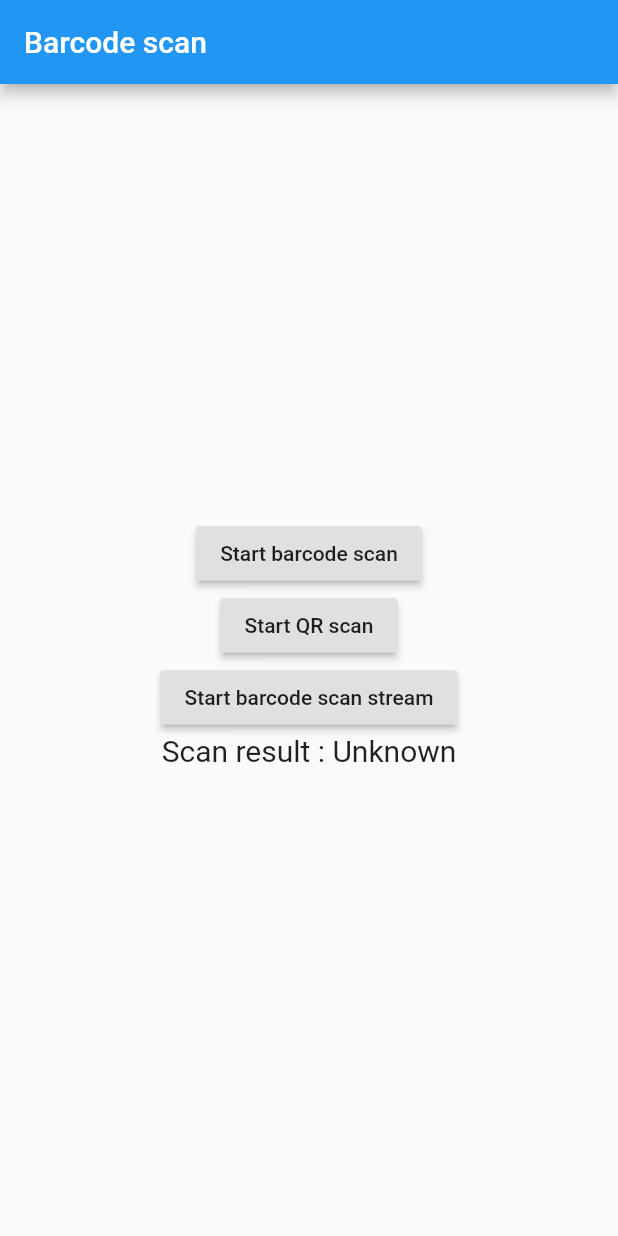
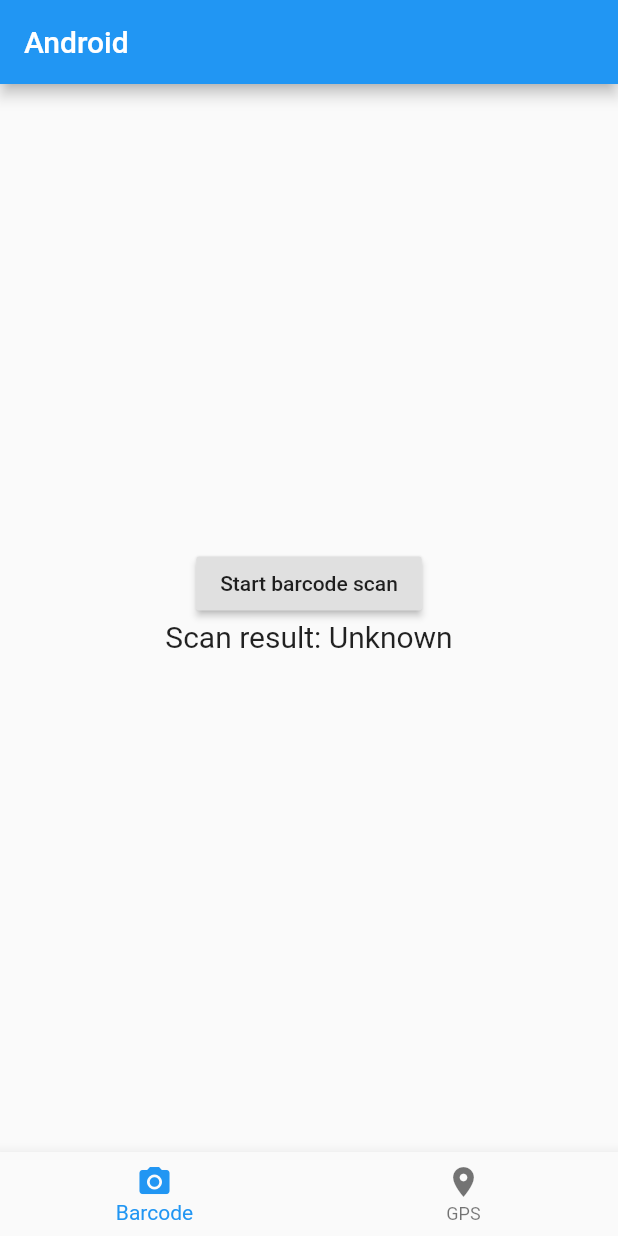
Before and after one commit to ngonhattri/flutter-demofun, a Flutter app: the screen it shows after launch, on a phone screen of 412 x 824 dp. Run offline on Flutter 3.47's test engine with Material 2 defaults, Android fonts, the phone set to English and light mode, and no system bars; our stand-ins replace geolocator; missing offline and left inert: flutter_barcode_scanner.

Commit message:
バーコードを読み込むと位置を取得するのデモ機能

```diff
--- a/lib/main.dart
+++ b/lib/main.dart
@@ -1,97 +1,113 @@
 import 'dart:async';
 
+import 'package:demofun/src/Foundation.dart';
+import 'package:demofun/src/MyHomePage.dart';
+import 'package:flutter/cupertino.dart';
 import 'package:flutter/material.dart';
 import 'package:flutter/services.dart';
 import 'package:flutter_barcode_scanner/flutter_barcode_scanner.dart';
 
 void main() => runApp(MyApp());
 
-class MyApp extends StatefulWidget {
+class MyApp extends StatelessWidget {
   @override
-  _MyAppState createState() => _MyAppState();
+  Widget build(BuildContext context) {
+    if(isIos) {
+      return CupertinoApp(
+          debugShowCheckedModeBanner: false,
+          theme: CupertinoThemeData(
+            barBackgroundColor: CupertinoColors.extraLightBackgroundGray,
+            primaryColor: CupertinoColors.destructiveRed,
+          ),
+        home: MyHomePage(
+          title: "iOS",
+        ),
+      );
+    } else {
+      return MaterialApp(
+        debugShowCheckedModeBanner: false,
+        theme: ThemeData.light(),
+        home: MyHomePage(
+          title: "Android",
+          ),
+       );
+    }
+  }
 }
 
-class _MyAppState extends State<MyApp> {
-  String _scanBarcode = 'Unknown';
 
-  @override
-  void initState() {
-    super.initState();
-  }
-
-  startBarcodeScanStream() async {
-    FlutterBarcodeScanner.getBarcodeStreamReceiver(
-        "#ff6666", "Cancel", true, ScanMode.BARCODE)
-        .listen((barcode) => print(barcode));
-  }
-
-  Future<void> scanQR() async {
-    String barcodeScanRes;
-    // Platform messages may fail, so we use a try/catch PlatformException.
-    try {
-      barcodeScanRes = await FlutterBarcodeScanner.scanBarcode(
-          "#ff6666", "Cancel", true, ScanMode.QR);
-      print(barcodeScanRes);
-    } on PlatformException {
-      barcodeScanRes = 'Failed to get platform version.';
-    }
-
-    // If the widget was removed from the tree while the asynchronous platform
-    // message was in flight, we want to discard the reply rather than calling
-    // setState to update our non-existent appearance.
-    if (!mounted) return;
-
-    setState(() {
-      _scanBarcode = barcodeScanRes;
-    });
-  }
-
-  // Platform messages are asynchronous, so we initialize in an async method.
-  Future<void> scanBarcodeNormal() async {
-    String barcodeScanRes;
-    // Platform messages may fail, so we use a try/catch PlatformException.
-    try {
-      barcodeScanRes = await FlutterBarcodeScanner.scanBarcode(
-          "#ff6666", "Cancel", true, ScanMode.BARCODE);
-      print(barcodeScanRes);
-    } on PlatformException {
-      barcodeScanRes = 'Failed to get platform version.';
-    }
-
-    // If the widget was removed from the tree while the asynchronous platform
-    // message was in flight, we want to discard the reply rather than calling
-    // setState to update our non-existent appearance.
-    if (!mounted) return;
-
-    setState(() {
-      _scanBarcode = barcodeScanRes;
-    });
-  }
-
-  @override
-  Widget build(BuildContext context) {
-    return MaterialApp(
-        home: Scaffold(
-            appBar: AppBar(title: const Text('Barcode scan')),
-            body: Builder(builder: (BuildContext context) {
-              return Container(
-                  alignment: Alignment.center,
-                  child: Flex(
-                      direction: Axis.vertical,
-                      mainAxisAlignment: MainAxisAlignment.center,
-                      children: <Widget>[
-                        RaisedButton(
-                            onPressed: () => scanBarcodeNormal(),
-                            child: Text("Start barcode scan")),
-                        RaisedButton(
-                            onPressed: () => scanQR(),
-                            child: Text("Start QR scan")),
-                        RaisedButton(
-                            onPressed: () => startBarcodeScanStream(),
-                            child: Text("Start barcode scan stream")),
-                        Text('Scan result : $_scanBarcode\n',
-                            style: TextStyle(fontSize: 20))
-                      ]));
-            })));
-  }
-}
+// class _MyAppState extends State<MyApp> {
+//   String _scanBarcode = 'Unknown';
+//
+//   @override
+//   void initState() {
+//     super.initState();
+//   }
+//
+//   Future<void> scanQR() async {
+//     String barcodeScanRes;
+//     // Platform messages may fail, so we use a try/catch PlatformException.
+//     try {
+//       barcodeScanRes = await FlutterBarcodeScanner.scanBarcode(
+//           "#ff6666", "Cancel", true, ScanMode.QR);
+//       print(barcodeScanRes);
+//     } on PlatformException {
+//       barcodeScanRes = 'Failed to get platform version.';
+//     }
+//
+//     // If the widget was removed from the tree while the asynchronous platform
+//     // message was in flight, we want to discard the reply rather than calling
+//     // setState to update our non-existent appearance.
+//     if (!mounted) return;
+//
+//     setState(() {
+//       _scanBarcode = barcodeScanRes;
+//     });
+//   }
+//
+//   // Platform messages are asynchronous, so we initialize in an async method.
+//   Future<void> scanBarcodeNormal() async {
+//     String barcodeScanRes;
+//     // Platform messages may fail, so we use a try/catch PlatformException.
+//     try {
+//       barcodeScanRes = await FlutterBarcodeScanner.scanBarcode(
+//           "#ff6666", "Cancel", true, ScanMode.BARCODE);
+//       print(barcodeScanRes);
+//     } on PlatformException {
+//       barcodeScanRes = 'Failed to get platform version.';
+//     }
+//
+//     // If the widget was removed from the tree while the asynchronous platform
+//     // message was in flight, we want to discard the reply rather than calling
+//     // setState to update our non-existent appearance.
+//     if (!mounted) return;
+//
+//     setState(() {
+//       _scanBarcode = barcodeScanRes;
+//     });
+//   }
+//
+//   @override
+//   Widget build(BuildContext context) {
+//     return MaterialApp(
+//         home: Scaffold(
+//             appBar: AppBar(title: const Text('Barcode scan')),
+//             body: Builder(builder: (BuildContext context) {
+//               return Container(
+//                   alignment: Alignment.center,
+//                   child: Flex(
+//                       direction: Axis.vertical,
+//                       mainAxisAlignment: MainAxisAlignment.center,
+//                       children: <Widget>[
+//                         RaisedButton(
+//                             onPressed: () => scanBarcodeNormal(),
+//                             child: Text("Start barcode scan")),
+//                         RaisedButton(
+//                             onPressed: () => scanQR(),
+//                             child: Text("Start QR scan")),
+//                         Text('Scan result : $_scanBarcode\n',
+//                             style: TextStyle(fontSize: 20))
+//                       ]));
+//             })));
+//   }
+// }
--- /dev/null
+++ b/lib/page/BarcodePage.dart
@@ -0,0 +1,63 @@
+import 'package:demofun/src/Foundation.dart';
+import 'package:flutter/cupertino.dart';
+import 'package:flutter/material.dart';
+import 'package:flutter/services.dart';
+import 'package:flutter_barcode_scanner/flutter_barcode_scanner.dart';
+
+class BarcodePage extends StatefulWidget {
+  @override
+  _BarcodePageState createState() => _BarcodePageState();
+}
+
+class _BarcodePageState extends State<BarcodePage> {
+  String _scanBarcode = 'Unknown';
+
+  @override
+  void initState() {
+    // TODO: implement initState
+    super.initState();
+  }
+
+  Future<void> scanQR() async {
+
+  }
+
+  Future<void> scanBarcode() async {
+    String barcodeScanRes;
+    try {
+      barcodeScanRes = await FlutterBarcodeScanner.scanBarcode("#ff6666", "Cancel", true, ScanMode.BARCODE);
+      print(barcodeScanRes);
+    } on PlatformException {
+      barcodeScanRes = 'Failed to get platform version.';
+    }
+
+    if (!mounted) return;
+
+    setState(() {
+      _scanBarcode = barcodeScanRes;
+    });
+  }
+
+  @override
+  Widget build(BuildContext context) {
+    return Scaffold(
+        body: Builder(builder: (BuildContext context) {
+          return Container(
+            alignment: Alignment.center,
+            child: Flex(
+              direction: Axis.vertical,
+              mainAxisAlignment: MainAxisAlignment.center,
+              children: <Widget>[
+                RaisedButton(
+                  onPressed: () => scanBarcode(),
+                  child: Text('Start barcode scan'),
+                ),
+                Text('Scan result: $_scanBarcode\n',
+                  style: TextStyle(fontSize: 20),)
+              ],
+            ),
+          );
+        }),
+    );
+  }
+}
--- /dev/null
+++ b/lib/src/Foundation.dart
@@ -0,0 +1,4 @@
+import 'package:flutter/foundation.dart' as foundation;
+import 'package:flutter/cupertino.dart';
+
+bool get isIos => foundation.defaultTargetPlatform == TargetPlatform.iOS;
--- /dev/null
+++ b/lib/src/MyHomePage.dart
@@ -0,0 +1,75 @@
+import 'package:demofun/page/BarcodePage.dart';
+import 'package:demofun/page/GpsPage.dart';
+import 'package:flutter/cupertino.dart';
+import 'package:flutter/material.dart';
+
+import 'Foundation.dart';
+
+class MyHomePage extends StatefulWidget {
+  MyHomePage({Key key, this.title}) : super(key: key);
+
+  final String title;
+
+  @override
+  _MyHomePageState createState() => _MyHomePageState();
+}
+
+class _MyHomePageState extends State<MyHomePage> {
+  int currentTabIndex = 0;
+
+  onTapped(int index) {
+    setState(() {
+      currentTabIndex = index;
+    });
+  }
+
+  List<Widget> tabs = [
+    BarcodePage(),
+    GpsPage(),
+  ];
+
+  @override
+  Widget build(BuildContext context) {
+    if (isIos) {
+      return CupertinoTabScaffold(
+          tabBar: CupertinoTabBar(items: [
+            BottomNavigationBarItem(
+                icon: Icon(CupertinoIcons.photo_camera), title: Text("Barcode")),
+            BottomNavigationBarItem(
+                icon: Icon(CupertinoIcons.location_solid), title: Text("GPS")),
+          ]),
+          tabBuilder: (context, index) {
+            switch (index) {
+              case 0:
+                return BarcodePage();
+                break;
+              case 1:
+                return GpsPage();
+                break;
+              default:
+                return BarcodePage();
+                break;
+            }
+          });
+    }
+    //Android Scafold
+    else {
+      return Scaffold(
+        appBar: AppBar(
+          title: Text(widget.title),
+        ),
+        // Body Where the content will be shown of each page index
+        body: tabs[currentTabIndex],
+        bottomNavigationBar: BottomNavigationBar(
+            currentIndex: currentTabIndex,
+            onTap: onTapped,
+            items: [
+              BottomNavigationBarItem(
+                  icon: Icon(Icons.camera_alt), title: Text("Barcode")),
+              BottomNavigationBarItem(
+                  icon: Icon(Icons.location_on), title: Text("GPS")),
+            ]),
+      );
+    }
+  }
+}
--- a/pubspec.yaml
+++ b/pubspec.yaml
@@ -26,6 +26,7 @@ dependencies:
 
   cupertino_icons: ^0.1.3
   flutter_barcode_scanner: ^1.0.1
+  geolocator: ^5.1.5
 
 dev_dependencies:
   flutter_test:
```
Also changed, not shown: lib/page/GpsPage.dart (added, +40 -0 lines), pubspec.lock, 3 other files.
